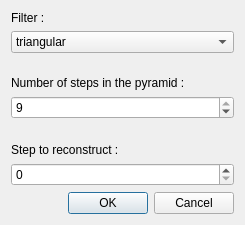
First picture: the form in app/Operations/InversePyramidDialog.ui, repository eiimage/eiimage, before the edit.
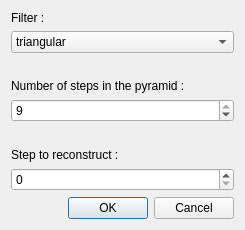
Second picture: the form after the edit.

What changed in the file:
```diff
--- a/app/Operations/InversePyramidDialog.ui
+++ b/app/Operations/InversePyramidDialog.ui
@@ -7,7 +7,7 @@
     <x>0</x>
     <y>0</y>
     <width>245</width>
-    <height>225</height>
+    <height>230</height>
    </rect>
   </property>
   <property name="windowTitle">
```
